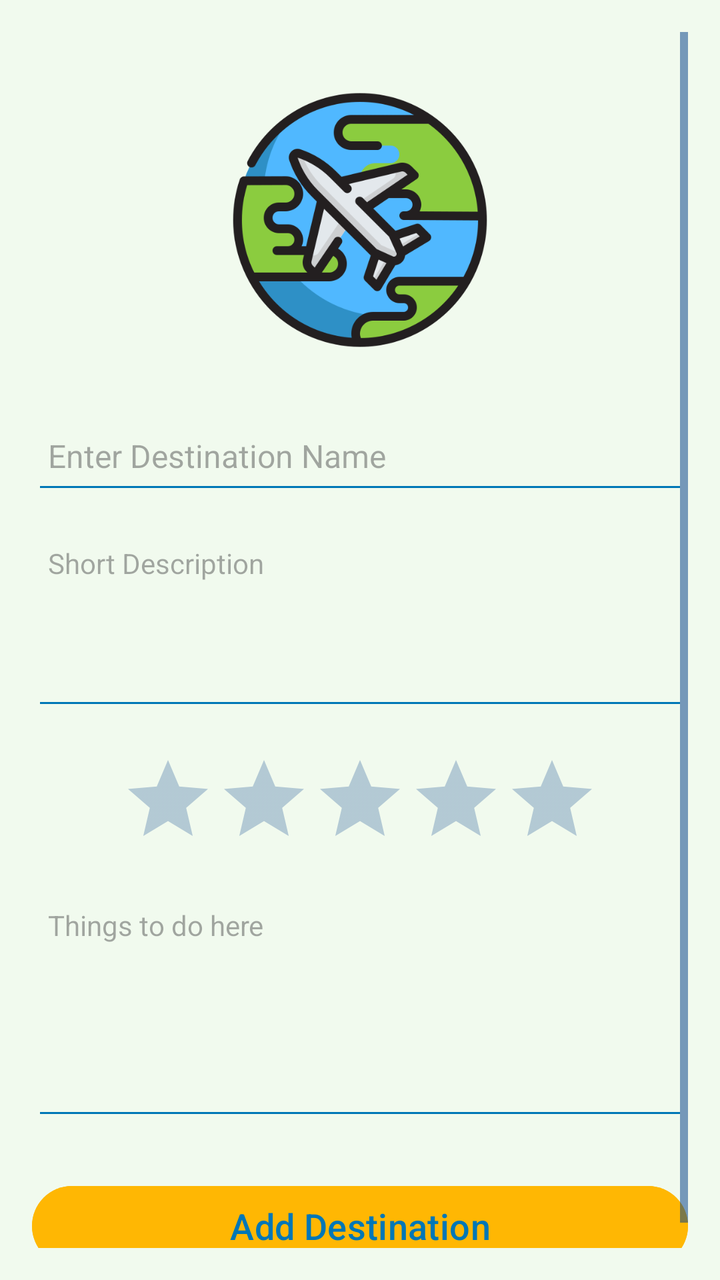
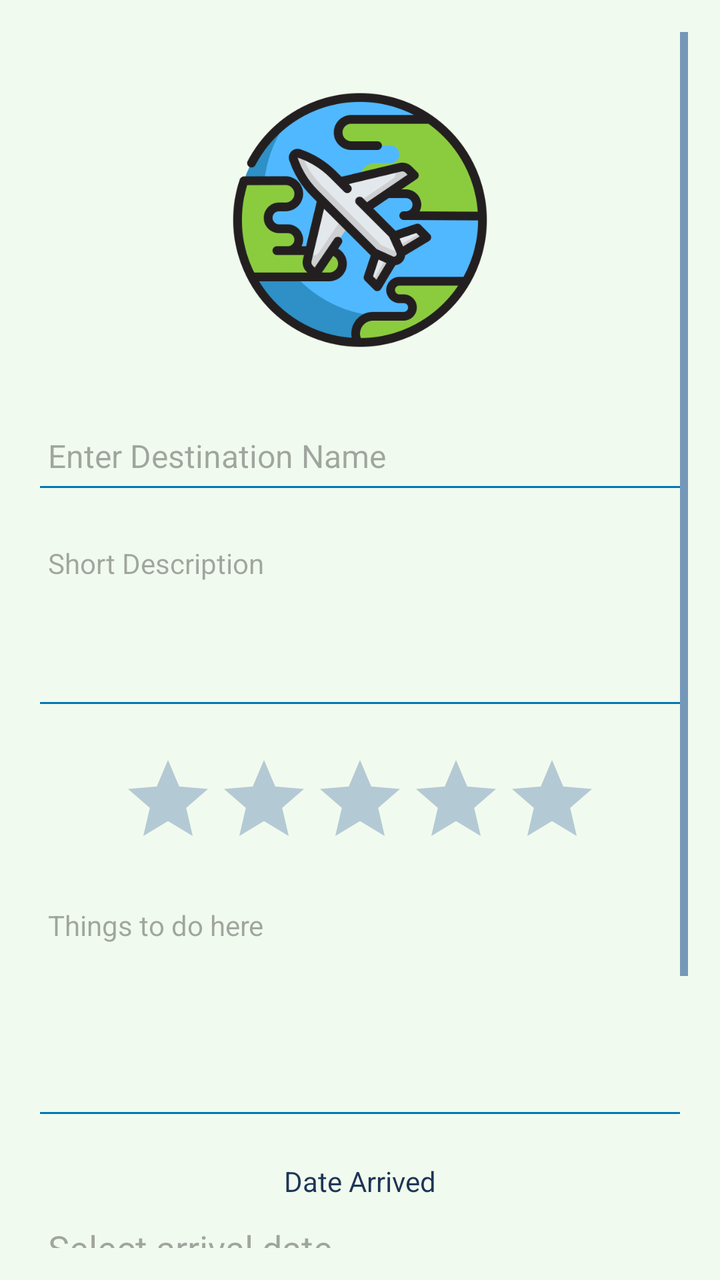

The first picture is an Android layout as it rendered before a commit; the second is the same layout after the commit. The layout source and the unified diff follow.
<!-- AndroidManifest.xml: application theme Theme.WebAppProject -->
<!-- res/layout/activity_travel.xml -->
<?xml version="1.0" encoding="utf-8"?>
<androidx.constraintlayout.widget.ConstraintLayout
    xmlns:android="http://schemas.android.com/apk/res/android"
    xmlns:app="http://schemas.android.com/apk/res-auto"
    xmlns:tools="http://schemas.android.com/tools"
    android:id="@+id/addDestinationLayout"
    android:layout_width="match_parent"
    android:layout_height="match_parent"
    android:background="@color/backgroundColor"
    android:padding="16dp"
    tools:context=".TravelActivity">


    <ScrollView
        android:layout_width="0dp"
        android:layout_height="0dp"
        app:layout_constraintTop_toTopOf="parent"
        app:layout_constraintBottom_toBottomOf="parent"
        app:layout_constraintStart_toStartOf="parent"
        app:layout_constraintEnd_toEndOf="parent">


        <LinearLayout
            android:layout_width="match_parent"
            android:layout_height="wrap_content"
            android:orientation="vertical"
            android:gravity="center_horizontal">


            <ImageView
                android:id="@+id/destinationImage"
                android:layout_width="140dp"
                android:layout_height="140dp"
                android:layout_marginTop="24dp"
                android:scaleType="fitCenter"
                android:src="@drawable/world_icon"
                android:contentDescription="Destination Image" />


            <EditText
                android:id="@+id/destinationName"
                android:layout_width="match_parent"
                android:layout_height="48dp"
                android:layout_marginTop="24dp"
                android:hint="Enter Destination Name"
                android:padding="8dp"
                android:textColor="@color/textPrimary"
                android:textSize="16sp"
                android:backgroundTint="@color/colorPrimary"
                android:maxLines="1"
                android:inputType="text" />


            <EditText
                android:id="@+id/destinationDescription"
                android:layout_width="match_parent"
                android:layout_height="96dp"
                android:layout_marginTop="12dp"
                android:hint="Short Description"
                android:padding="8dp"
                android:textColor="@color/textPrimary"
                android:textSize="14sp"
                android:backgroundTint="@color/colorPrimary"
                android:gravity="top"
                android:inputType="textMultiLine"
                android:scrollbars="vertical" />


            
            <RatingBar
                android:id="@+id/destinationRating"
                android:layout_width="wrap_content"
                android:layout_height="wrap_content"
                android:layout_marginTop="16dp"
                android:numStars="5"
                android:stepSize="1"
                android:rating="0"
                android:isIndicator="false" />


            <EditText
                android:id="@+id/destinationActivities"
                android:layout_width="match_parent"
                android:layout_height="120dp"
                android:layout_marginTop="12dp"
                android:hint="Things to do here"
                android:padding="8dp"
                android:textColor="@color/textPrimary"
                android:textSize="14sp"
                android:backgroundTint="@color/colorPrimary"
                android:gravity="top"
                android:inputType="textMultiLine"
                android:scrollbars="vertical" />


            <Button
                android:id="@+id/btnAddDestination"
                android:layout_width="match_parent"
                android:layout_height="wrap_content"
                android:layout_marginTop="24dp"
                android:text="Add Destination"
                android:backgroundTint="@color/colorAccent"
                android:textColor="@color/colorPrimary"
                android:textSize="18sp"
                android:stateListAnimator="@null" />

        </LinearLayout>
    </ScrollView>

</androidx.constraintlayout.widget.ConstraintLayout>
<!-- resources referenced by this layout -->
<resources>
  <color name="backgroundColor">#F1FAEE</color>
  <color name="colorAccent">#FFB703</color>
  <color name="colorPrimary">#0077B6</color>
  <color name="textPrimary">#1D3557</color>
  <!-- drawable world_icon: png bitmap (drawable, 49991 bytes) -->
  <style name="Theme.WebAppProject" parent="Base.Theme.WebAppProject" />
  <style name="Base.Theme.WebAppProject" parent="Theme.Material3.DayNight.NoActionBar">
  
          <item name="colorPrimary">@color/colorPrimary</item>
          <item name="colorPrimaryContainer">@color/colorPrimaryDark</item>
          <item name="colorOnPrimary">@color/backgroundColor</item>
  
          <item name="colorSecondary">@color/colorAccent</item>
          <item name="colorSecondaryContainer">@color/colorAccent</item>
          <item name="colorOnSecondary">@color/textPrimary</item>
  
          <item name="android:windowBackground">@color/backgroundColor</item>
          <item name="colorSurface">@color/backgroundColor</item>
          <item name="colorOnSurface">@color/textPrimary</item>
  
          <item name="android:textColorPrimary">@color/textPrimary</item>
          <item name="android:textColorSecondary">@color/colorPrimaryDark</item>
      </style>
  <color name="colorPrimaryDark">#023E8A</color>
</resources>

<!-- the commit's change to res/layout/activity_travel.xml (unified diff, before → after) -->
@@ -93,6 +93,47 @@
                 android:scrollbars="vertical" />
 
 
+            <TextView
+                android:layout_width="wrap_content"
+                android:layout_height="wrap_content"
+                android:text="Date Arrived"
+                android:textColor="@color/textPrimary"
+                android:layout_marginTop="16dp" />
+
+
+            <EditText
+                android:id="@+id/dateArrived"
+                android:layout_width="match_parent"
+                android:layout_height="48dp"
+                android:hint="Select arrival date"
+                android:focusable="false"
+                android:clickable="true"
+                android:padding="8dp"
+                android:textColor="@color/textPrimary"
+                android:backgroundTint="@color/colorPrimary" />
+
+
+            <TextView
+                android:layout_width="wrap_content"
+                android:layout_height="wrap_content"
+                android:text="Date Left"
+                android:textColor="@color/textPrimary"
+                android:layout_marginTop="12dp" />
+
+
+            <EditText
+                android:id="@+id/dateLeft"
+                android:layout_width="match_parent"
+                android:layout_height="48dp"
+                android:hint="Select departure date"
+                android:focusable="false"
+                android:clickable="true"
+                android:padding="8dp"
+                android:textColor="@color/textPrimary"
+                android:backgroundTint="@color/colorPrimary" />
+
+
+
             <Button
                 android:id="@+id/btnAddDestination"
                 android:layout_width="match_parent"
